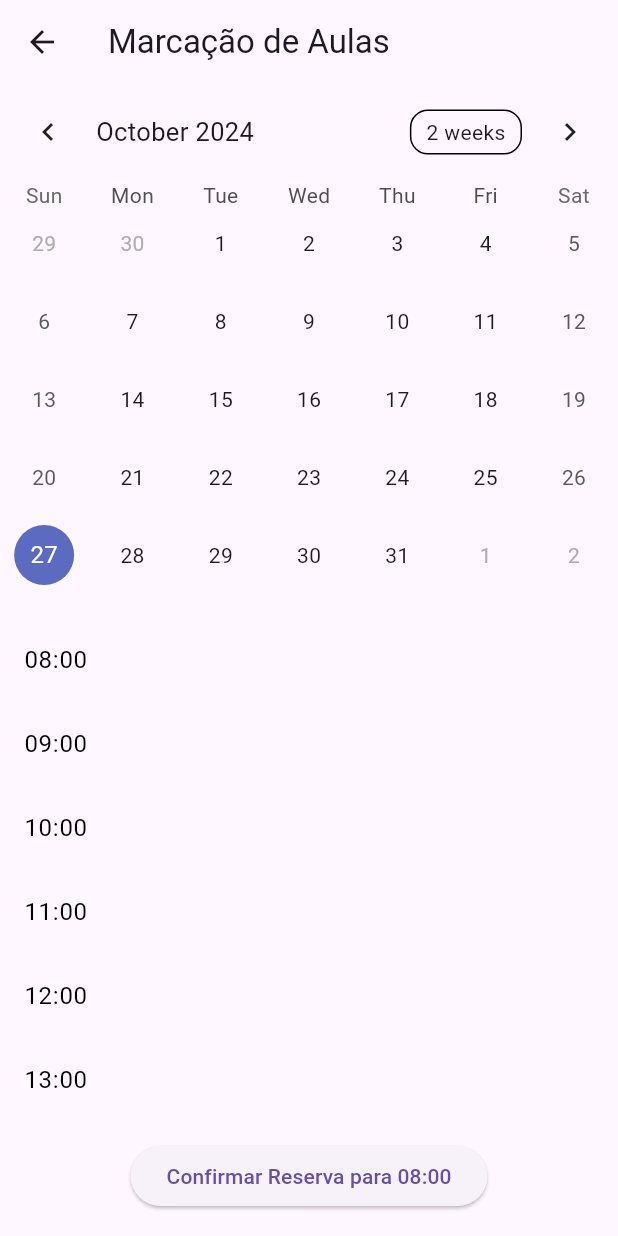
After one commit to ICEI-PUC-Minas-PBR-SI/pbr-si-2024-2-p5-tias-t1-2758101-sustentabilidade-cultura-local, a Flutter app: the CalendarScreen screen opened by its route, after a tap on "08:00", on a phone screen of 412 x 824 dp. The commit adds this screen. Run offline on Flutter 3.47's test engine with Material 3 defaults, Android fonts, the light colour scheme and no system bars; drawn by our look-alikes of table_calendar; our stand-ins replace cloud_firestore, firebase_auth, firebase_core; accounts and stored records are empty.

Commit message:
Calendario

```diff
--- /dev/null
+++ b/lib/calendario.dart
@@ -0,0 +1,137 @@
+import 'package:flutter/material.dart';
+import 'package:firebase_core/firebase_core.dart';
+import 'package:cloud_firestore/cloud_firestore.dart';
+import 'package:table_calendar/table_calendar.dart';
+import 'package:intl/intl.dart';
+
+class CalendarScreen extends StatefulWidget {
+  @override
+  _CalendarScreenState createState() => _CalendarScreenState();
+}
+
+class _CalendarScreenState extends State<CalendarScreen> {
+  DateTime _selectedDay = DateTime.now();
+  DateTime _focusedDay = DateTime.now();
+  List<String> horariosDisponiveis = [];
+  List<String> horariosReservados = [];
+  String alunoId = '12345'; // ID do aluno
+  String? _selectedHorario; // Armazena o horário selecionado
+
+  @override
+  void initState() {
+    super.initState();
+    _loadHorariosDisponiveis(_selectedDay);
+  }
+
+  // Função para gerar horários
+  List<String> generateHorarios(int startHour, int endHour) {
+    List<String> horarios = [];
+    for (int hour = startHour; hour <= endHour; hour++) {
+      horarios.add('${hour.toString().padLeft(2, '0')}:00');
+    }
+    return horarios;
+  }
+
+  Future<void> _loadHorariosDisponiveis(DateTime selectedDay) async {
+    setState(() {
+      horariosDisponiveis = generateHorarios(8, 18); // Gera horários de 08:00 a 18:00
+      _selectedHorario = null; // Limpa o horário selecionado quando o dia muda
+    });
+
+    // Obtenha os horários reservados
+    await getHorariosReservados(selectedDay);
+  }
+
+  Future<void> getHorariosReservados(DateTime data) async {
+    final snapshot = await FirebaseFirestore.instance
+        .collection('aulas')
+        .where('data', isEqualTo: DateFormat('yyyy-MM-dd').format(data))
+        .get();
+
+    if (snapshot.docs.isNotEmpty) {
+      setState(() {
+        horariosReservados = List<String>.from(snapshot.docs.first['horariosReservados']);
+      });
+    } else {
+      horariosReservados = [];
+    }
+  }
+
+  Future<void> reservarAula(DateTime data, String horario, String alunoId) async {
+    final docRef = FirebaseFirestore.instance
+        .collection('aulas')
+        .doc(DateFormat('yyyy-MM-dd').format(data));
+
+    await docRef.update({
+      'horariosReservados': FieldValue.arrayUnion([horario]),
+      'alunoId': alunoId,
+    });
+  }
+
+  @override
+  Widget build(BuildContext context) {
+    return Scaffold(
+      appBar: AppBar(
+        title: Text('Marcação de Aulas'),
+      ),
+      body: Column(
+        children: [
+          TableCalendar(
+            firstDay: DateTime.utc(2023, 1, 1),
+            lastDay: DateTime.utc(2024, 12, 31),
+            focusedDay: _focusedDay,
+            selectedDayPredicate: (day) => isSameDay(_selectedDay, day),
+            onDaySelected: (selectedDay, focusedDay) {
+              setState(() {
+                _selectedDay = selectedDay;
+                _focusedDay = focusedDay;
+                _selectedHorario = null; // Limpa a seleção de horário ao mudar o dia
+              });
+              _loadHorariosDisponiveis(selectedDay); // Carrega horários disponíveis
+            },
+          ),
+          const SizedBox(height: 16.0),
+          Expanded(
+            child: ListView.builder(
+              itemCount: horariosDisponiveis.length,
+              itemBuilder: (context, index) {
+                final horario = horariosDisponiveis[index];
+                final isReservado = horariosReservados.contains(horario);
+                return ListTile(
+                  title: Text(
+                    horario,
+                    style: TextStyle(
+                      color: isReservado ? Colors.red : Colors.black, // Muda a cor se reservado
+                    ),
+                  ),
+                  enabled: !isReservado, // Desabilita se já reservado
+                  onTap: isReservado
+                      ? null // Não permite interação se reservado
+                      : () {
+                          setState(() {
+                            _selectedHorario = horario; // Armazena o horário selecionado
+                          });
+                        },
+                );
+              },
+            ),
+          ),
+          if (_selectedHorario != null && !horariosReservados.contains(_selectedHorario))
+            Padding(
+              padding: const EdgeInsets.all(16.0),
+              child: ElevatedButton(
+                onPressed: () async {
+                  await reservarAula(_selectedDay, _selectedHorario!, alunoId);
+                  ScaffoldMessenger.of(context).showSnackBar(
+                    SnackBar(content: Text('Horário $_selectedHorario reservado!')),
+                  );
+                  _loadHorariosDisponiveis(_selectedDay); // Atualiza horários após a reserva
+                },
+                child: Text('Confirmar Reserva para $_selectedHorario'),
+              ),
+            ),
+        ],
+      ),
+    );
+  }
+}
--- a/lib/main.dart
+++ b/lib/main.dart
@@ -5,6 +5,7 @@ import 'areaInstrutor.dart';
 import 'areaEstudante.dart';
 import 'login.instrutor.dart';
 import 'perfilInstrutor.dart';
+import 'calendario.dart';
 import 'package:firebase_core/firebase_core.dart';
 import 'firebase_options.dart';
 import 'package:cloud_firestore/cloud_firestore.dart';
@@ -46,6 +47,7 @@ class MyApp extends StatelessWidget {
         '/registroInstructor': (context) => Registroinstrutor(),
         '/student': (context) => StudentHomeScreen(),
         '/perfilInstrutor': (context) => ProfessorProfilePage(),
+        '/calendario': (context) => CalendarScreen(),
       },
     );
   }
```
